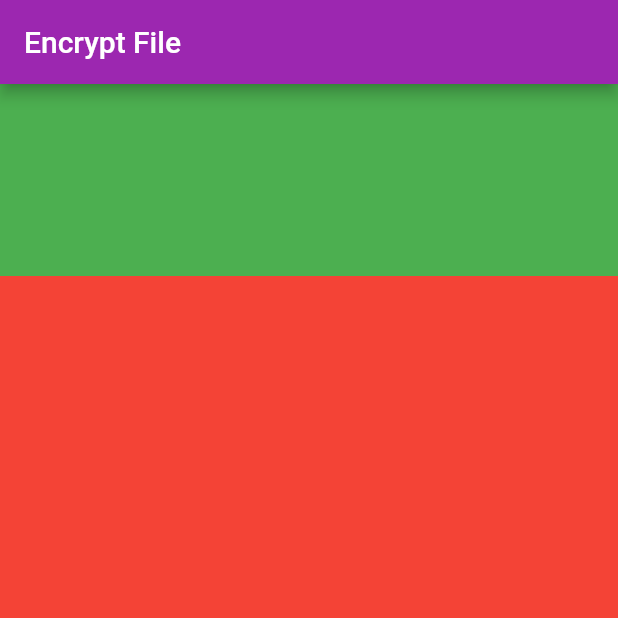
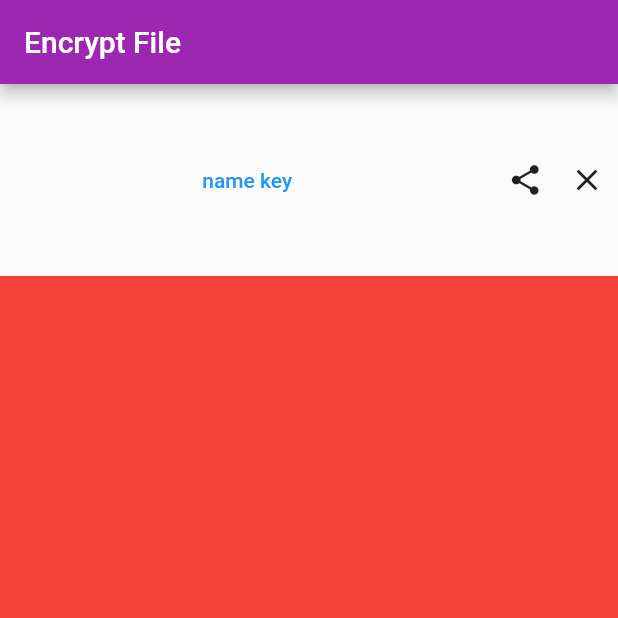
Before and after one commit to cnvfirj/cripto_file, a Flutter app: the screen it shows after launch, on a phone screen of 412 x 824 dp, the top half of it. Run offline on Flutter 3.47's test engine with Material 2 defaults, Android fonts, the phone set to English and light mode, and no system bars.

Commit message:
block key

```diff
--- /dev/null
+++ b/lib/constants/colors.dart
@@ -0,0 +1,7 @@
+import 'package:flutter/material.dart';
+
+class ConstantColors{
+  static Color color_block_key = Colors.green;
+  static Color color_name_key = Colors.black26;
+
+}
--- a/lib/widget/key_block.dart
+++ b/lib/widget/key_block.dart
@@ -1,8 +1,108 @@
-
+import 'package:cripto_file/constants/colors.dart';
 import 'package:flutter/material.dart';
 
-Widget keyWidget(){
-  return Container(
-    color: Colors.green,
+Widget keyWidget() {
+  return Center(
+    child: const KeyBlock(),
   );
 }
+
+class KeyBlock extends StatelessWidget {
+  const KeyBlock({Key? key}) : super(key: key);
+
+  @override
+  Widget build(BuildContext context) {
+    return OrientationBuilder(
+        builder: (BuildContext context, Orientation orientation) {
+      if (orientation == Orientation.portrait) {
+        return _Landscape();
+      } else {
+        return _Portrait();
+      }
+    });
+  }
+}
+
+/*Имя ключа(создай или открой ключ).
+Текст по нажатию открывается окно предлагающее создать,
+открыть(из бд приложения) или получить(из другого источника) ключ*/
+/*кнопка расшарить ключ*/
+/*кнопка очистить базу данных ключей*/
+
+class _Portrait extends StatelessWidget {
+  @override
+  Widget build(BuildContext context) {
+    // Orientation.portrait
+    return Row(
+      mainAxisAlignment: MainAxisAlignment.spaceBetween,
+      mainAxisSize: MainAxisSize.max,
+      crossAxisAlignment: CrossAxisAlignment.center,
+      children: [
+        Flexible(
+          flex: 8,
+          child: Center(
+            child:TextButton(
+              child: const Text('name key'),
+              onPressed: () {},
+            )
+          ),
+        ),
+        Flexible(
+          flex: 1,
+          child: IconButton(
+            icon: const Icon(Icons.share),
+            onPressed: () {},
+          ),
+        ),
+        Flexible(
+          flex: 1,
+          child: IconButton(
+            icon: const Icon(Icons.clear),
+            onPressed: () {},
+          ),
+        )
+      ],
+    );
+  }
+}
+
+class _Landscape extends StatelessWidget {
+  @override
+  Widget build(BuildContext context) {
+    // Orientation.landscape
+    return Column(
+      mainAxisAlignment: MainAxisAlignment.spaceBetween,
+      mainAxisSize: MainAxisSize.max,
+      crossAxisAlignment: CrossAxisAlignment.center,
+      children: [
+        Flexible(
+          flex: 1,
+          child: IconButton(
+            icon: const Icon(Icons.clear),
+            onPressed: () {},
+          ),
+        ),
+        Flexible(
+          flex: 1,
+          child: IconButton(
+            icon: const Icon(Icons.share),
+            onPressed: () {},
+          ),
+        ),
+        Flexible(
+          flex: 8,
+            child: RotatedBox(
+          quarterTurns: -1,
+          child: Center(
+          child:TextButton(
+            child: const Text(
+              'name key',
+            ),
+            onPressed: () {},
+          )
+          ),
+        ))
+      ],
+    );
+  }
+}
--- a/lib/widget/main_widget.dart
+++ b/lib/widget/main_widget.dart
@@ -4,7 +4,7 @@ import 'package:cripto_file/widget/bar_block.dart';
 import 'common_block.dart';
 import 'key_block.dart';
 
-class MainWidget extends StatelessWidget{
+class MainWidget extends StatelessWidget {
 
   const MainWidget({Key? key}) : super(key: key);
 
@@ -19,7 +19,7 @@ class MainWidget extends StatelessWidget{
 
 }
 
-class GroupWidget extends StatelessWidget{
+class GroupWidget extends StatelessWidget {
 
   const GroupWidget({Key? key}) : super(key: key);
 
@@ -45,19 +45,25 @@ class GroupWidget extends StatelessWidget{
 //   }
 // }
 
-class WidgetByOrient extends StatelessWidget{
+class WidgetByOrient extends StatelessWidget {
   const WidgetByOrient({Key? key}) : super(key: key);
 
   @override
   Widget build(BuildContext context) {
     return OrientationBuilder(
       builder: (BuildContext context, Orientation orientation) {
-       if(orientation==Orientation.portrait){
+        if (orientation == Orientation.portrait) {
           return Column(
+            mainAxisAlignment: MainAxisAlignment.spaceBetween,
+            mainAxisSize: MainAxisSize.max,
+            crossAxisAlignment: CrossAxisAlignment.center,
             children: widgets(5),
           );
-       }else{
+        } else {
           return Row(
+            mainAxisAlignment: MainAxisAlignment.spaceBetween,
+            mainAxisSize: MainAxisSize.max,
+            crossAxisAlignment: CrossAxisAlignment.center,
             children: widgets(6),
           );
         }
@@ -66,12 +72,16 @@ class WidgetByOrient extends StatelessWidget{
     );
   }
 
-  List<Widget>widgets(int index){
+  List<Widget> widgets(int index) {
     return [
+      // Flexible(
+      //  child:
       Flexible(
           child: keyWidget(),
-        flex: 1,
+          flex:1
       ),
+      //   flex: 1,
+      // ),
       Flexible(
         child: commonWidget(),
         flex: index,
```
Lines whose indentation alone changed are shown as unchanged.
